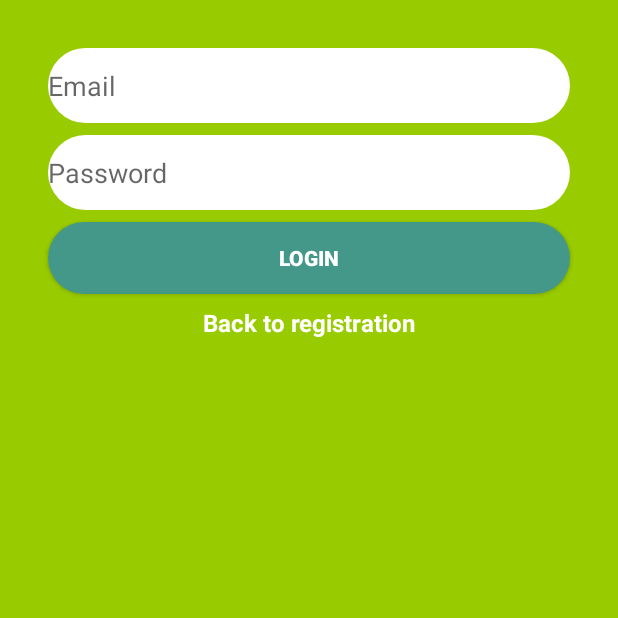
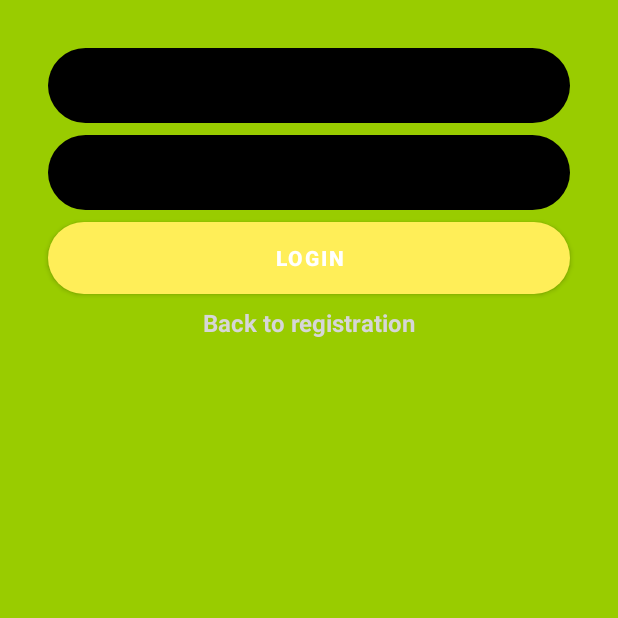
Before and after one commit to GulderBone/SimpleMessages, an Android app: the LoginActivity screen opened directly, with no data from a screen before it, on a phone screen of 412 x 824 dp, the top half of it. Run offline under Robolectric (Android 15) with nearby library versions, the phone set to English and light mode, and no system bars; our stand-ins replace CircleImageView, Firebase (no records; nobody signed in at launch, a user with empty details on screens opened directly).

Commit message:
1 | New themes and colors

```diff
--- a/app/src/main/res/values-night/themes.xml
+++ b/app/src/main/res/values-night/themes.xml
@@ -1,18 +1,23 @@
 <resources xmlns:tools="http://schemas.android.com/tools">
     <!-- Base application theme. -->
-    <style name="Theme.SimpleMessages" parent="Theme.AppCompat.DayNight">
-        <!-- Primary brand color. -->
-        <item name="colorPrimary">@color/teal_800</item>
-        <item name="colorPrimaryVariant">@color/teal_800_dark</item>
-        <item name="colorOnPrimary">@color/white</item>
-        <!-- Secondary brand color. -->
-        <item name="colorSecondary">@color/brown_600</item>
-        <item name="colorSecondaryVariant">@color/teal_800_dark</item>
-        <item name="colorOnSecondary">@color/white</item>
+    <style name="Theme.SimpleMessages" parent="Theme.MaterialComponents.DayNight.DarkActionBar">
+        <item name="colorPrimary">@color/primaryColor</item>
+        <item name="colorPrimaryVariant">@color/primaryDarkColor</item>
+
+        <item name="colorSecondary">@color/secondaryColor</item>
+        <item name="colorSecondaryVariant">@color/secondaryDarkColor</item>
+
+        <item name="android:colorBackground">@color/black_900</item>
+        <item name="colorSurface">@color/black_800</item>
+
+        <item name="colorOnPrimary">@color/black_900</item>
+        <item name="colorOnSecondary">@color/white_50</item>
+
+        <!--        CircleImageViewBorder-->
+        <item name="civ_border_color">@color/white_50</item>
+
         <!-- Status bar color. -->
-        <item name="android:statusBarColor" tools:targetApi="l">?attr/colorPrimaryVariant</item>
-        <!-- Customize your theme here. -->
-        <item name="hintTextColor">@color/hint_on_white</item>
-        <item name="android:textColorPrimary">@color/black</item>
+        <item name="colorPrimaryDark">@color/primaryDarkColor</item>
+
     </style>
 </resources>
--- a/app/src/main/res/values/colors.xml
+++ b/app/src/main/res/values/colors.xml
@@ -1,12 +1,13 @@
 <?xml version="1.0" encoding="utf-8"?>
 <resources>
-    <color name="teal_800">#00695c</color>
-    <color name="teal_800_light">#439889</color>
-    <color name="teal_800_dark">#003d33</color>
-    <color name="brown_600">#6d4c41</color>
-    <color name="brown_600_light">#9c786c</color>
-    <color name="brown_600_dark">#40241a</color>
-    <color name="black">#FF000000</color>
-    <color name="white">#FFFFFFFF</color>
-    <color name="hint_on_white">#666666</color>
+    <color name="primaryColor">#ffee58</color>
+    <color name="primaryLightColor">#ffff8b</color>
+    <color name="primaryDarkColor">#c9bc1f</color>
+    <color name="secondaryColor">#304ffe</color>
+    <color name="secondaryLightColor">#7a7cff</color>
+    <color name="secondaryDarkColor">#0026ca</color>
+
+    <color name="white_50">#ffffff</color>
+    <color name="black_800">#121212</color>
+    <color name="black_900">#000000</color>
 </resources>
--- a/app/src/main/res/values/themes.xml
+++ b/app/src/main/res/values/themes.xml
@@ -1,18 +1,23 @@
 <resources xmlns:tools="http://schemas.android.com/tools">
     <!-- Base application theme. -->
-    <style name="Theme.SimpleMessages" parent="Theme.AppCompat.DayNight">
-        <!-- Primary brand color. -->
-        <item name="colorPrimary">@color/teal_800</item>
-        <item name="colorPrimaryVariant">@color/teal_800_light</item>
-        <item name="colorOnPrimary">@color/white</item>
-        <!-- Secondary brand color. -->
-        <item name="colorSecondary">@color/brown_600</item>
-        <item name="colorSecondaryVariant">@color/brown_600_light</item>
-        <item name="colorOnSecondary">@color/white</item>
+    <style name="Theme.SimpleMessages" parent="Theme.MaterialComponents.DayNight.DarkActionBar">
+        <item name="colorPrimary">@color/primaryColor</item>
+        <item name="colorPrimaryVariant">@color/primaryLightColor</item>
+
+        <item name="colorSecondary">@color/secondaryColor</item>
+        <item name="colorSecondaryVariant">@color/secondaryLightColor</item>
+
+        <item name="android:colorBackground">@color/white_50</item>
+        <item name="colorSurface">@color/white_50</item>
+
+        <item name="colorOnPrimary">@color/black_900</item>
+        <item name="colorOnSecondary">@color/white_50</item>
+
+        <!--        CircleImageViewBorder-->
+        <item name="civ_border_color">@color/black_800</item>
+
         <!-- Status bar color. -->
-        <item name="android:statusBarColor" tools:targetApi="l">?attr/colorPrimaryVariant</item>
-        <!-- Customize your theme here. -->
-        <item name="hintTextColor">@color/hint_on_white</item>
-        <item name="android:textColorPrimary">@color/black</item>
+        <item name="colorPrimaryDark">@color/primaryDarkColor</item>
+        <item name="toolbarStyle">@style/Widget.MaterialComponents.Toolbar.PrimarySurface</item>
     </style>
 </resources>
```
